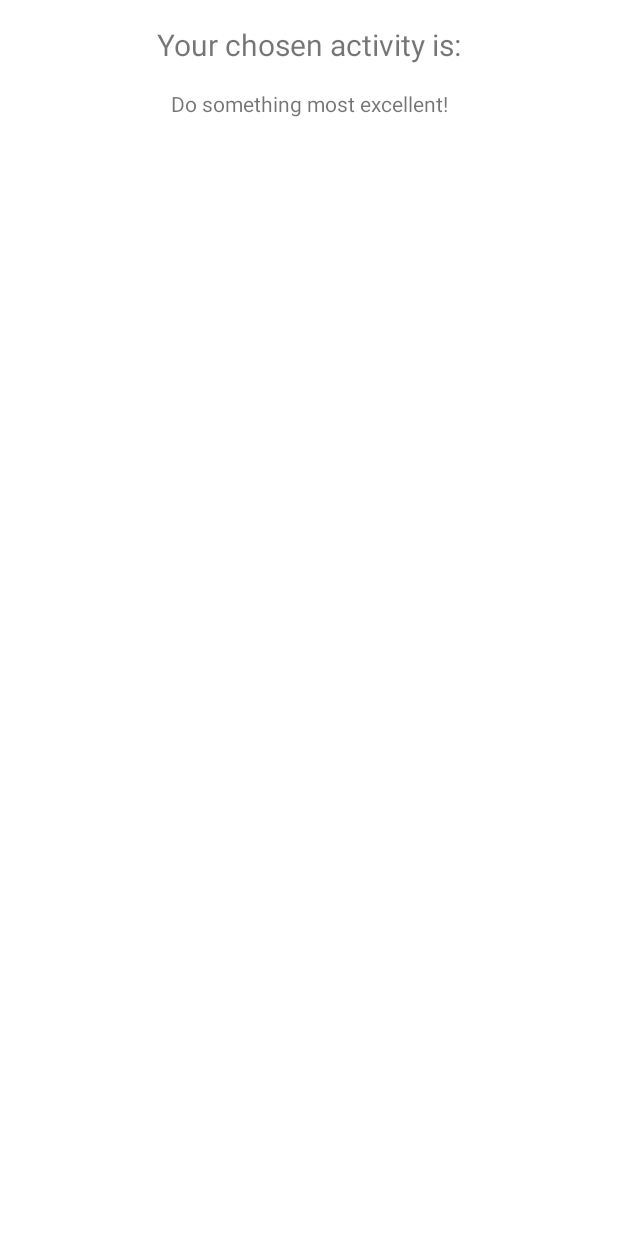
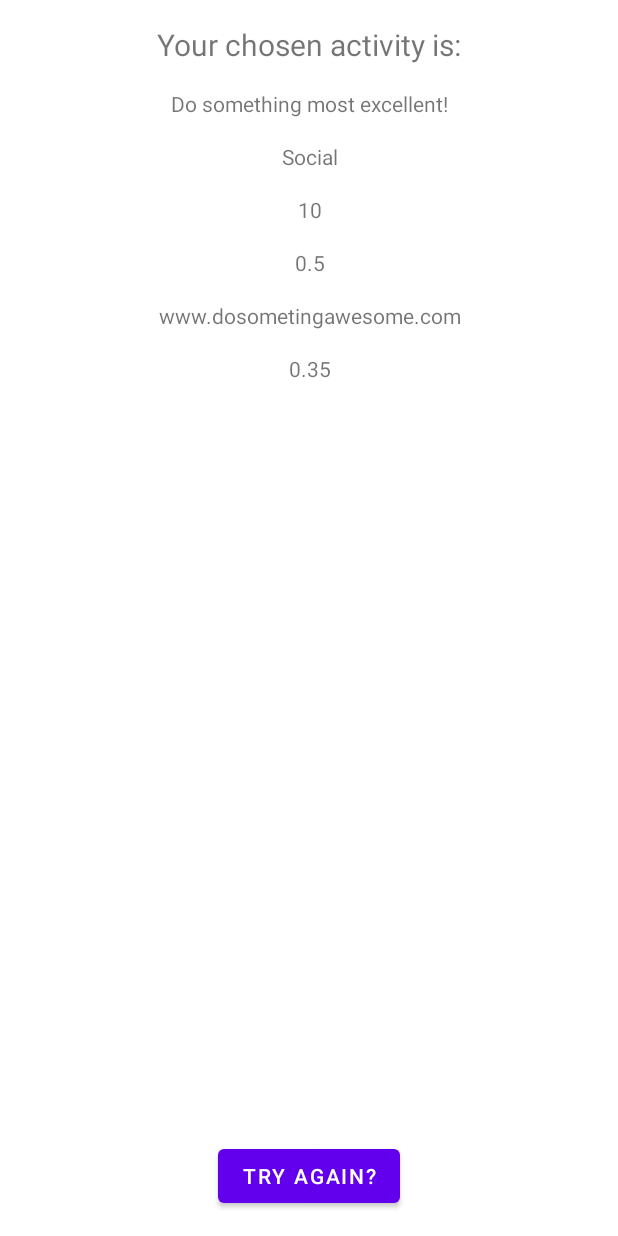
Before and after one commit to lmillyard/TheBoringApp, an Android app: the layout activity_venture_details.xml on its own in the app's theme, with its tools: preview values and no code run, on a phone screen of 412 x 824 dp. Run offline under Robolectric (Android 15) with nearby library versions, the phone set to English and light mode, and no system bars.

Commit message:
Hooked up details page to API and MainActivity now links to a Venture when a card is clicked - RANDOM IS YET TO BE IMPLEMENTED

```diff
--- a/app/src/main/java/com/example/theboringapp/adapters/VentureTypeAdapter.java
+++ b/app/src/main/java/com/example/theboringapp/adapters/VentureTypeAdapter.java
@@ -47,7 +47,9 @@ public class VentureTypeAdapter extends RecyclerView.Adapter<VentureTypeAdapter.
         holder.container.setOnClickListener(new View.OnClickListener() {
             @Override
             public void onClick(View view) {
-                context.startActivity(new Intent(view.getContext(), VentureDetails.class));
+                Intent intent = new Intent(view.getContext(), VentureDetails.class);
+                intent.putExtra("Venture", ventureType.getVentureName());
+                context.startActivity(intent);
             }
         });
 
--- a/app/src/main/java/com/example/theboringapp/models/Venture.java
+++ b/app/src/main/java/com/example/theboringapp/models/Venture.java
@@ -17,7 +17,7 @@ public interface Venture {
     double getPrice();
     // A factor describing the cost of the event with zero being free [0, 1]
 
-    String getKey();
-    // A unique numeric id [1000000, 9999999]
+    String getLink();
+    // a link to website - I.E learning resource
 
 }
--- a/app/src/main/java/com/example/theboringapp/repository/VentureRepository.java
+++ b/app/src/main/java/com/example/theboringapp/repository/VentureRepository.java
@@ -6,9 +6,8 @@ import java.util.List;
 
 public interface VentureRepository {
     List<Venture> getVenture();
-    Venture getVentureByAccessibility(int accessibilityFactor);
     Venture getVentureByType(String type);
     Venture getVentureByParticipants(int participants);
-    Venture GetVentureByPrice(int priceFactor);
+    Venture GetVentureByPrice(double priceFactor);
 
 }
--- a/app/src/main/java/com/example/theboringapp/repository/VentureRepositoryFactory.java
+++ b/app/src/main/java/com/example/theboringapp/repository/VentureRepositoryFactory.java
@@ -2,6 +2,6 @@ package com.example.theboringapp.repository;
 
 public class VentureRepositoryFactory {
     public static VentureRepository getVentureRepository() {
-        return new HardcodedVentureRepository();
+        return null;
     }
 }
--- a/app/src/main/res/layout/activity_venture_details.xml
+++ b/app/src/main/res/layout/activity_venture_details.xml
@@ -15,7 +15,8 @@
         android:textSize="20dp"
         app:layout_constraintTop_toTopOf="parent"
         app:layout_constraintLeft_toLeftOf="parent"
-        app:layout_constraintRight_toRightOf="parent" />
+        app:layout_constraintRight_toRightOf="parent"
+        />
 
     <TextView
         android:id="@+id/ventureNameDetailsTextView"
@@ -27,4 +28,68 @@
         app:layout_constraintRight_toRightOf="@id/detailsTextView"
         tools:text="Do something most excellent!"
         />
+
+    <TextView
+        android:id="@+id/ventureTypeDetailsTextView"
+        android:layout_width="wrap_content"
+        android:layout_height="wrap_content"
+        android:layout_marginTop="@dimen/android_standard_padding"
+        app:layout_constraintTop_toBottomOf="@id/ventureNameDetailsTextView"
+        app:layout_constraintLeft_toLeftOf="@id/detailsTextView"
+        app:layout_constraintRight_toRightOf="@id/detailsTextView"
+        tools:text="Social"
+        />
+
+    <TextView
+        android:id="@+id/ventureParticipantsDetailsTextView"
+        android:layout_width="wrap_content"
+        android:layout_height="wrap_content"
+        android:layout_marginTop="@dimen/android_standard_padding"
+        app:layout_constraintTop_toBottomOf="@id/ventureTypeDetailsTextView"
+        app:layout_constraintLeft_toLeftOf="@id/detailsTextView"
+        app:layout_constraintRight_toRightOf="@id/detailsTextView"
+        tools:text="10"
+        />
+
+    <TextView
+        android:id="@+id/venturePriceDetailsTextView"
+        android:layout_width="wrap_content"
+        android:layout_height="wrap_content"
+        android:layout_marginTop="@dimen/android_standard_padding"
+        app:layout_constraintTop_toBottomOf="@id/ventureParticipantsDetailsTextView"
+        app:layout_constraintLeft_toLeftOf="@id/detailsTextView"
+        app:layout_constraintRight_toRightOf="@id/detailsTextView"
+        tools:text="0.5"
+        />
+
+    <TextView
+        android:id="@+id/ventureLinkDetailsTextView"
+        android:layout_width="wrap_content"
+        android:layout_height="wrap_content"
+        android:layout_marginTop="@dimen/android_standard_padding"
+        app:layout_constraintTop_toBottomOf="@id/venturePriceDetailsTextView"
+        app:layout_constraintLeft_toLeftOf="@id/detailsTextView"
+        app:layout_constraintRight_toRightOf="@id/detailsTextView"
+        tools:text="www.dosometingawesome.com"
+        />
+
+    <TextView
+        android:id="@+id/ventureAccessibilityDetailsTextView"
+        android:layout_width="wrap_content"
+        android:layout_height="wrap_content"
+        android:layout_marginTop="@dimen/android_standard_padding"
+        app:layout_constraintTop_toBottomOf="@id/ventureLinkDetailsTextView"
+        app:layout_constraintLeft_toLeftOf="@id/detailsTextView"
+        app:layout_constraintRight_toRightOf="@id/detailsTextView"
+        tools:text="0.35"
+        />
+
+    <Button
+        android:id="@+id/tryAgainButton"
+        android:layout_width="wrap_content"
+        android:layout_height="wrap_content"
+        android:text="Try Again?"
+        app:layout_constraintBottom_toBottomOf="parent"
+        app:layout_constraintLeft_toLeftOf="parent"
+        app:layout_constraintRight_toRightOf="parent"/>
 </androidx.constraintlayout.widget.ConstraintLayout>
```
Also changed, not shown: app/src/main/java/com/example/theboringapp/MainActivity.java (+1 -14 lines), app/src/main/java/com/example/theboringapp/VentureDetails.java (+58 -1 lines), app/src/main/java/com/example/theboringapp/models/HardcodedVentures.java (deleted, +0 -77 lines), app/src/main/java/com/example/theboringapp/repository/HardcodedVentureRepository.java (deleted, +0 -43 lines), app/src/main/java/com/example/theboringapp/repository/boring_models/SearchResponse.java (+2 -8 lines).
